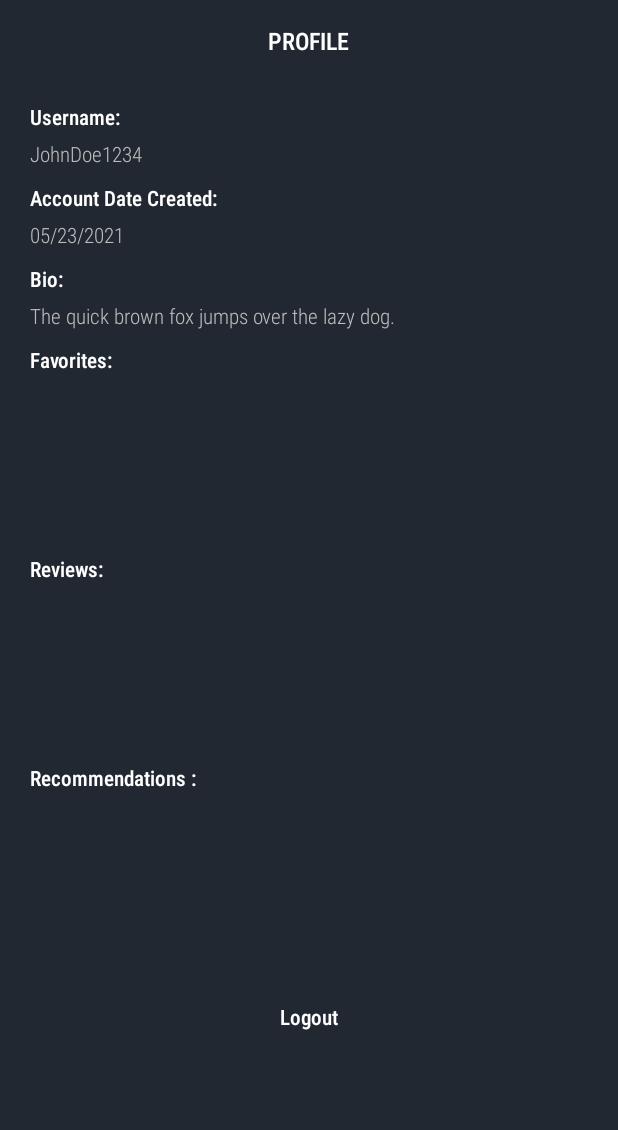
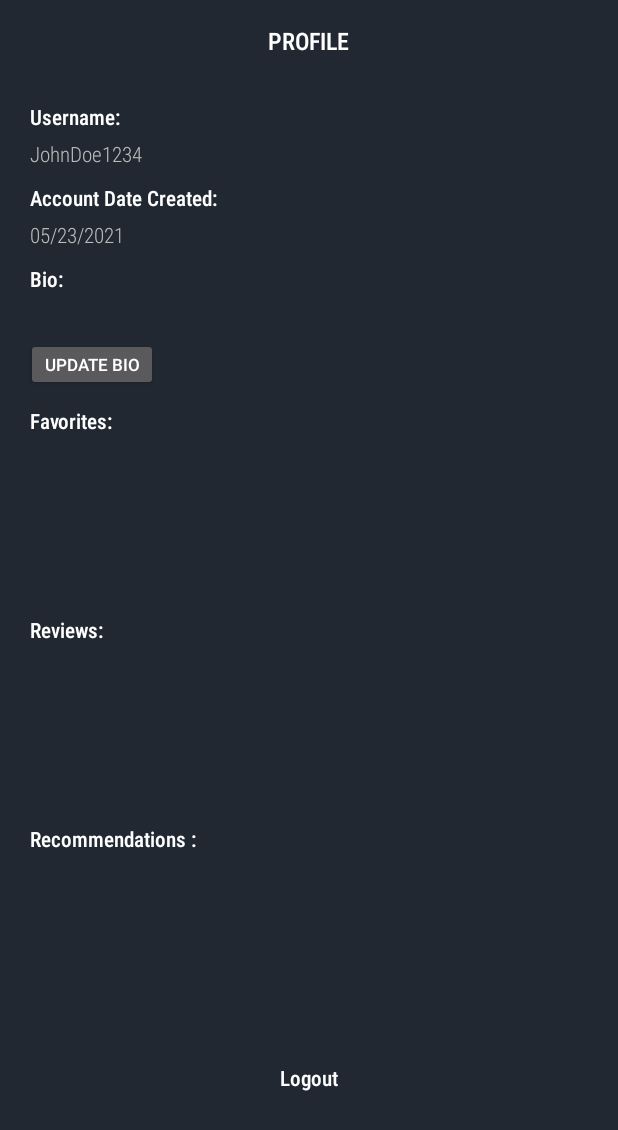
Before and after one commit to DenverNoveda/MOBDEVE-MC02, an Android app: the UserProfileActivity screen opened directly, with no data from a screen before it, on a phone screen of 412 x 824 dp. Shown: the top 1130 px of the screen. Run offline under Robolectric (Android 15) with nearby library versions, the phone set to English and light mode, and no system bars; our stand-ins replace Firebase (no records; nobody signed in at launch, a user with empty details on screens opened directly); 3 statements that could not run were skipped.

Commit message:
completed UserFavoritesAdapter

```diff
--- a/app/src/main/java/com/mobdeve/s13_demesa_noveda/mobdeve_mc02/RegisterActivity.java
+++ b/app/src/main/java/com/mobdeve/s13_demesa_noveda/mobdeve_mc02/RegisterActivity.java
@@ -129,7 +129,8 @@ public class RegisterActivity extends AppCompatActivity {
                                 user.put("username", username);
                                 user.put("password", pass);
                                 user.put("email", email);
-                                user.put("accDateCreation", timeDate);
+                                user.put("accCreationDate", timeDate);
+                                user.put("bio", " ");
 
                                  // (2) add new user as a new document (in "users" collection) with generated ID
                                 database.collection("users").add(user).addOnSuccessListener(new OnSuccessListener<DocumentReference>() {
--- a/app/src/main/java/com/mobdeve/s13_demesa_noveda/mobdeve_mc02/UserFavoritesAdapter.java
+++ b/app/src/main/java/com/mobdeve/s13_demesa_noveda/mobdeve_mc02/UserFavoritesAdapter.java
@@ -1,4 +1,98 @@
 package com.mobdeve.s13_demesa_noveda.mobdeve_mc02;
 
-public class UserFavoritesAdapter {
+import android.util.Log;
+import android.view.LayoutInflater;
+import android.view.View;
+import android.view.ViewGroup;
+import android.widget.Button;
+import android.widget.TextView;
+
+import androidx.annotation.NonNull;
+import androidx.recyclerview.widget.RecyclerView;
+
+import com.google.android.gms.tasks.OnCompleteListener;
+import com.google.android.gms.tasks.Task;
+import com.google.firebase.auth.FirebaseAuth;
+import com.google.firebase.auth.FirebaseUser;
+import com.google.firebase.firestore.FirebaseFirestore;
+import com.google.firebase.firestore.QueryDocumentSnapshot;
+import com.google.firebase.firestore.QuerySnapshot;
+
+import java.util.ArrayList;
+
+public class UserFavoritesAdapter extends RecyclerView.Adapter<UserFavoritesAdapter.MyViewHolder> {
+
+    private FirebaseAuth auth = FirebaseAuth.getInstance();
+    private FirebaseFirestore database = FirebaseFirestore.getInstance();
+    private FirebaseUser currentUser = auth.getCurrentUser();
+
+    private ArrayList<Favorite> favorites;
+    private TextView tv_favMovie;
+    private Button btn_removeFromFav;
+
+    public UserFavoritesAdapter(ArrayList<Favorite> favorites) {this.favorites = favorites; }
+
+    public class MyViewHolder extends RecyclerView.ViewHolder {
+
+        public MyViewHolder (final View view) {
+
+            super(view);
+            tv_favMovie = view.findViewById(R.id.tv_favMovie);
+            btn_removeFromFav = view.findViewById(R.id.btn_removeFromFav);
+        }
+
+        public void setButtonListener(View.OnClickListener ocl) {
+            btn_removeFromFav.setOnClickListener(ocl);
+        }
+    }
+
+    @NonNull
+    @Override
+    public UserFavoritesAdapter.MyViewHolder onCreateViewHolder(@NonNull ViewGroup parent, int viewType) {
+        View orderView = LayoutInflater.from(parent.getContext()).inflate(R.layout.favorites_list, parent, false);
+        return new MyViewHolder(orderView);
+    }
+
+    @Override
+    public void onBindViewHolder(@NonNull MyViewHolder holder, int position) {
+
+        tv_favMovie.setText(favorites.get(position).getFavoriteMovieName());
+
+        holder.setButtonListener(new View.OnClickListener() {
+            @Override
+            public void onClick(View v) {
+
+                updateUserFavorites(favorites.get(position).getFavoriteMovieName());
+                favorites.remove(position);
+                notifyItemRemoved(position);
+                notifyItemRangeChanged(position, favorites.size());
+            }
+        });
+    }
+
+    @Override
+    public int getItemCount() {
+        return favorites.size();
+    }
+
+    public void updateUserFavorites(String movie) {
+        String user = currentUser.getDisplayName();
+
+        database.collection("favorites").whereEqualTo("username", user).whereEqualTo("movie", movie).get()
+                .addOnCompleteListener(new OnCompleteListener<QuerySnapshot>() {
+                    @Override
+                    public void onComplete(@NonNull Task<QuerySnapshot> task) {
+                        if (task.isSuccessful()) {
+                            for (QueryDocumentSnapshot document : task.getResult()) {
+                                document.getReference().delete();
+                                Log.d("UserFavoritesAdapter", "updateUserFavorites(): Document successfully deleted.");
+                            }
+                        } else {
+                            Log.d("UserFavoritesAdapter", "updateUserFavorites(): Error getting documents: ", task.getException());
+                        }
+                    }
+                });
+    }
+
+
 }
--- a/app/src/main/java/com/mobdeve/s13_demesa_noveda/mobdeve_mc02/UserProfileActivity.java
+++ b/app/src/main/java/com/mobdeve/s13_demesa_noveda/mobdeve_mc02/UserProfileActivity.java
@@ -10,6 +10,8 @@ import android.content.Intent;
 import android.os.Bundle;
 import android.util.Log;
 import android.view.View;
+import android.widget.Button;
+import android.widget.EditText;
 import android.widget.TextView;
 import android.widget.Toast;
 
@@ -33,7 +35,9 @@ public class UserProfileActivity extends AppCompatActivity {
     private FirebaseUser currentUser;
 
     // Front end variables
-    private TextView tv_username, tv_userAccDate, tv_userBio, tv_logout;
+    private TextView tv_username, tv_userAccDate, tv_logout;
+    private EditText et_bio;
+    private Button btn_updateBio;
     private RecyclerView favoritesRecyclerView, userReviewsRecyclerView, userRecommendationsRecyclerView;
 
     // others
@@ -52,8 +56,9 @@ public class UserProfileActivity extends AppCompatActivity {
 
         tv_username = findViewById(R.id.tv_username);
         tv_userAccDate = findViewById(R.id.tv_userAccDate);
-        tv_userBio = findViewById(R.id.tv_userBio);
+        et_bio = findViewById(R.id.et_bio);
         tv_logout = findViewById(R.id.tv_logout);
+        btn_updateBio = findViewById(R.id.btn_updateBio);
         favoritesRecyclerView = findViewById(R.id.favoritesRecyclerView);
         userReviewsRecyclerView = findViewById(R.id.userReviewsRecyclerView);
         userRecommendationsRecyclerView = findViewById(R.id.userRecommendationsRecyclerView);
@@ -75,7 +80,10 @@ public class UserProfileActivity extends AppCompatActivity {
                             QuerySnapshot document = task.getResult();
                             tv_username.setText(document.getDocuments().get(0).get("username").toString());
                             tv_userAccDate.setText(document.getDocuments().get(0).get("accCreationDate").toString());
-                            tv_userBio.setText(document.getDocuments().get(0).get("bio").toString());
+                            if (!(document.getDocuments().get(0).get("bio") == null))
+                                et_bio.setText(document.getDocuments().get(0).get("bio").toString());
+                            else
+                                et_bio.setText(" ");
                         } else {
                             Log.d("UserProfileActivity", "Error getting documents: ", task.getException());
                         }
@@ -140,7 +148,7 @@ public class UserProfileActivity extends AppCompatActivity {
                 });
 
         // (4) set user's favorites
-        /*database.collection("favorites").whereEqualTo("username", username).orderBy("movie", Query.Direction.ASCENDING)
+        database.collection("favorites").whereEqualTo("username", username).orderBy("movie", Query.Direction.ASCENDING)
                 .get()
                 .addOnCompleteListener(new OnCompleteListener<QuerySnapshot>() {
                     @Override
@@ -150,7 +158,7 @@ public class UserProfileActivity extends AppCompatActivity {
 
                                 String movie = document.get("movie").toString();
 
-                                Favorite favorite = new Favorite(movie, username);
+                                Favorite favorite = new Favorite(username, movie);
                                 favorites.add(favorite);
                                 Log.d("UserProfileActivity", "From setUserProfileData(): (Part 4) " + favorites.toString());
 
@@ -163,8 +171,37 @@ public class UserProfileActivity extends AppCompatActivity {
                             Log.v("UserProfileActivity", "Error getting documents: ", task.getException());
                         }
                     }
-                });    */
+                });
 
+    }
+
+    // Triggered By: Pressing the "Edit Bio" button | edits the bio in activity and database
+    public void updateBio(View v) {
+        String username = currentUser.getDisplayName();
+
+        database.collection("users").whereEqualTo("username", username).get()
+                .addOnCompleteListener(new OnCompleteListener<QuerySnapshot>() {
+                    @Override
+                    public void onComplete(@NonNull Task<QuerySnapshot> task) {
+                        if (task.isSuccessful()) {
+                            for (QueryDocumentSnapshot document : task.getResult()) {
+                                document.getReference().update("bio", et_bio.getText().toString());
+                                et_bio.setFocusable(false);
+                            }
+                        } else {
+                            Log.d("UserProfileActivity", "updateBio(): Error getting documents: ", task.getException());
+                        }
+                    }
+                });
+    }
+
+    // Triggered By: Pressing the Logout TextView | Logs out the user and moves them to the registration activity.
+    public void logout(View v) {
+        mAuth.signOut();
+        Toast.makeText(this, "Successfully logged out.", Toast.LENGTH_SHORT).show();
+        Intent i = new Intent(this, LoginActivity.class);
+        startActivity(i);
+        finish();
     }
 
     // sets up userRecommendationsAdapter
@@ -190,7 +227,7 @@ public class UserProfileActivity extends AppCompatActivity {
     }
 
     // sets up userReviewsAdapter
-    /*public void setUserFavoritesAdapter() {
+    public void setUserFavoritesAdapter() {
         Log.d("UserProfileActivity", "Invoked: setUserFavoritesAdapter()");
         Log.d("UserProfileActivity", "From setUserFavoritesAdapter(): " + reviews.toString());
         UserFavoritesAdapter userFavAdapter = new UserFavoritesAdapter(favorites);
@@ -198,14 +235,5 @@ public class UserProfileActivity extends AppCompatActivity {
         favoritesRecyclerView.setLayoutManager(userFavoritesLayoutManager);
         favoritesRecyclerView.setItemAnimator(new DefaultItemAnimator());
         favoritesRecyclerView.setAdapter(userFavAdapter);
-    }*/
-
-    // Triggered By: Pressing the Logout TextView | Logs out the user and moves them to the registration activity.
-    public void logout(View v) {
-        mAuth.signOut();
-        Toast.makeText(this, "Successfully logged out.", Toast.LENGTH_SHORT).show();
-        Intent i = new Intent(this, LoginActivity.class);
-        startActivity(i);
-        finish();
     }
 }
--- a/app/src/main/res/layout/activity_user_profile.xml
+++ b/app/src/main/res/layout/activity_user_profile.xml
@@ -81,17 +81,29 @@
                 android:textColor="#FFFFFF"
                 android:textSize="14sp" />
 
-            <TextView
-                android:id="@+id/tv_userBio"
-                android:layout_width="wrap_content"
+            <EditText
+                android:id="@+id/et_bio"
+                android:layout_width="match_parent"
                 android:layout_height="wrap_content"
                 android:layout_marginStart="20sp"
+                android:layout_marginEnd="20sp"
+                android:layout_marginBottom="5sp"
+                android:background="@android:color/transparent"
+                android:ems="10"
+                android:fontFamily="sans-serif-condensed-light"
+                android:hint="update bio"
+                android:inputType="textPersonName"
+                android:textSize="14sp" />
+
+            <Button
+                android:id="@+id/btn_updateBio"
+                android:layout_width="wrap_content"
+                android:layout_height="35sp"
+                android:layout_marginStart="17sp"
                 android:layout_marginBottom="10sp"
-                android:fontFamily="sans-serif-condensed-light"
-                android:maxLines="3"
-                android:text="The quick brown fox jumps over the lazy dog."
-                android:textColor="#BCBCBC"
-                android:textSize="14sp" />
+                android:onClick="updateBio"
+                android:text="Update Bio"
+                android:textSize="11sp" />
 
             <TextView
                 android:id="@+id/textView10"
@@ -159,6 +171,7 @@
                 android:layout_width="wrap_content"
                 android:layout_height="wrap_content"
                 android:layout_gravity="center_horizontal"
+                android:layout_marginBottom="20sp"
                 android:fontFamily="sans-serif-condensed-medium"
                 android:onClick="logout"
                 android:text="Logout"
```
Also changed, not shown: app/src/main/res/layout/movie_list_item.xml (+9 -8 lines).
